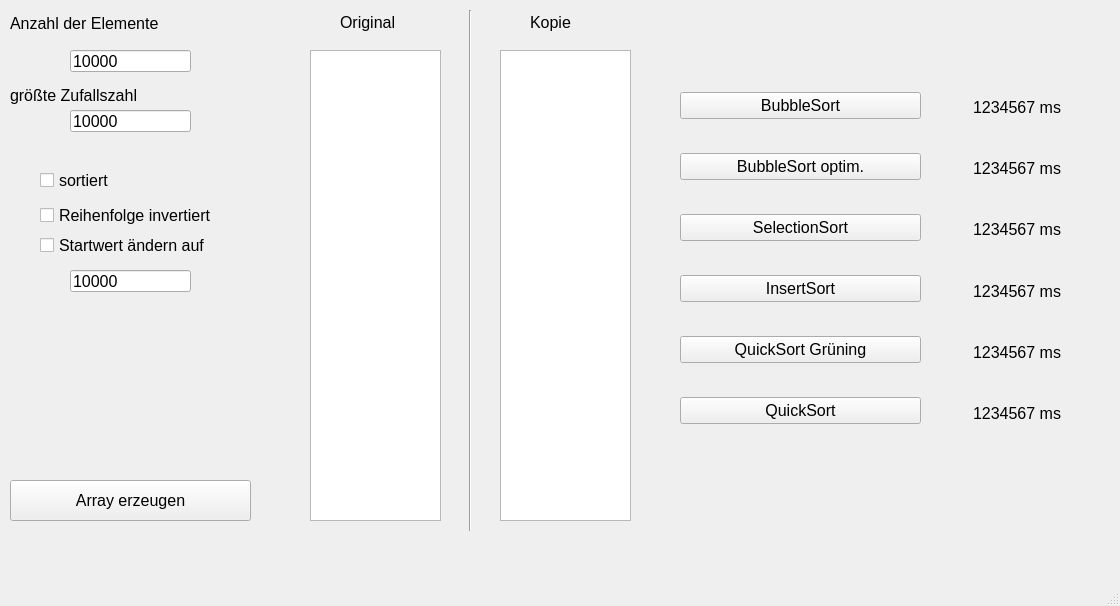
This is cpp-basics/Sortieren/SortierAlgoVergleich/frmmain.ui in msg-azubi/bws as Qt 5 draws it before an edit. The edited form follows.
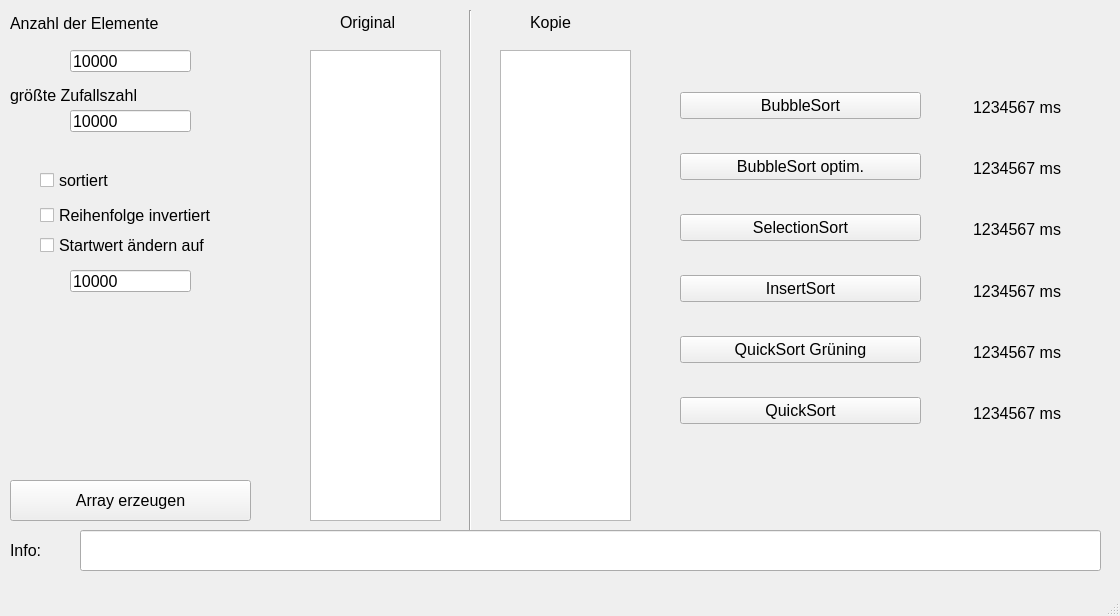
This is the edited form.

The edit to the form file:
```diff
--- a/cpp-basics/Sortieren/SortierAlgoVergleich/frmmain.ui
+++ b/cpp-basics/Sortieren/SortierAlgoVergleich/frmmain.ui
@@ -7,7 +7,7 @@
     <x>0</x>
     <y>0</y>
     <width>1120</width>
-    <height>606</height>
+    <height>616</height>
    </rect>
   </property>
   <property name="font">
@@ -372,6 +372,29 @@
      </item>
     </layout>
    </widget>
+   <widget class="QLineEdit" name="edtInfo">
+    <property name="geometry">
+     <rect>
+      <x>80</x>
+      <y>530</y>
+      <width>1021</width>
+      <height>41</height>
+     </rect>
+    </property>
+   </widget>
+   <widget class="QLabel" name="lbInfo">
+    <property name="geometry">
+     <rect>
+      <x>10</x>
+      <y>530</y>
+      <width>61</width>
+      <height>41</height>
+     </rect>
+    </property>
+    <property name="text">
+     <string>Info:</string>
+    </property>
+   </widget>
   </widget>
   <widget class="QMenuBar" name="menubar">
    <property name="geometry">
```
Left out of the diff: 4 changed lines with no effect on the pictures.
